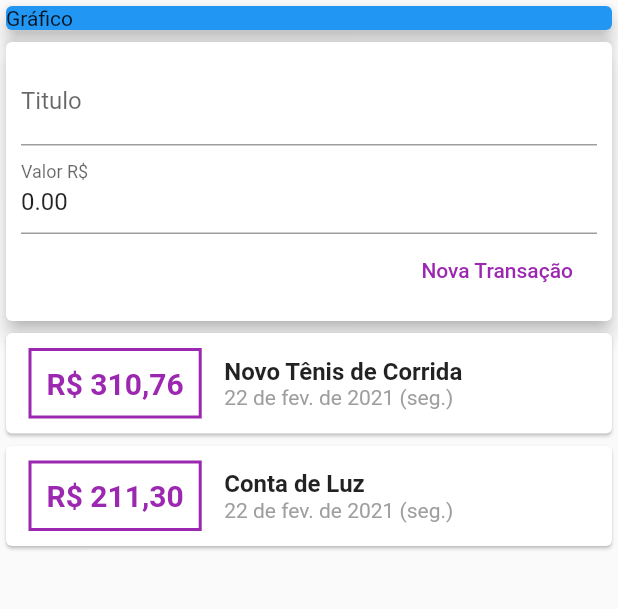
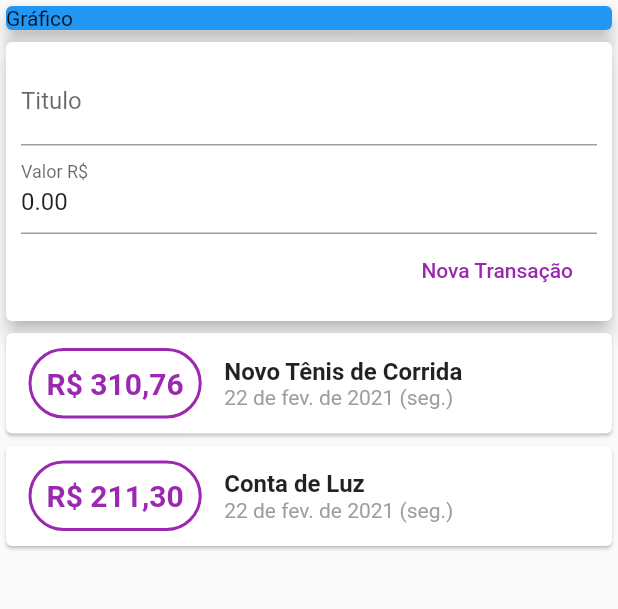
Before and after one commit to FabioLucassc/Despesas-Pessoais, a Flutter app: the screen it shows after launch, on a phone screen of 412 x 824 dp, the part 84-693 px from its top. Run offline on Flutter 3.47's test engine with Material 2 defaults, Android fonts, the phone set to English and light mode, and no system bars; our stand-ins replace brasil_fields, flutter_masked_text.

Commit message:
border and list

```diff
--- a/expenses/lib/components/transaction_form.dart
+++ b/expenses/lib/components/transaction_form.dart
@@ -30,7 +30,7 @@ class TransactionForm extends StatelessWidget {
       final title = titleController.text;
       // final String valueText = valueController.text;
       // final valueini = valueController.text.re;
-      final value = double.tryParse(valueController.text) ?? 0.0;
+      final value = double.tryParse(valueController.text.replaceAll(',', '')) ?? 0.0;
       print(valueController.text);
 
       if (title.isEmpty || value <= 0) {
--- a/expenses/lib/components/transaction_list.dart
+++ b/expenses/lib/components/transaction_list.dart
@@ -15,6 +15,7 @@ class TransactionList extends StatelessWidget {
         itemCount: transaction.length,
         itemBuilder: (ctx, index) {
           final tr = transaction[index];
+
           return Card(
               child: Row(
             children: <Widget>[
@@ -24,14 +25,23 @@ class TransactionList extends StatelessWidget {
                   vertical: 10,
                 ),
                 decoration: BoxDecoration(
+                    borderRadius: BorderRadius.only(
+                      topRight: Radius.circular(40),
+                      bottomLeft: Radius.circular(40),
+                      bottomRight: Radius.circular(40),
+                      topLeft: Radius.circular(40),
+                    ),
                     border: Border.all(
-                  color: Colors.purple,
-                  width: 2,
-                )),
+                      color: Colors.purple,
+                      width: 2,
+                    )),
                 padding: EdgeInsets.all(10),
                 child: Text(
-                    NumberFormat.currency(symbol: 'R\$', decimalDigits: 2)
-                        .format(tr.value),
+                    NumberFormat.currency(
+                      symbol: 'R\$',
+                      decimalDigits: 2,
+                    ).format(tr.value),
+                    overflow: TextOverflow.ellipsis,
 
                     // NumberFormat.compactSimpleCurrency(
                     //         locale: 'pt-br', decimalDigits: 2, name: 'R\$')
--- a/expenses/lib/main.dart
+++ b/expenses/lib/main.dart
@@ -25,10 +25,13 @@ class MyHomePage extends StatelessWidget {
       appBar: AppBar(
         elevation: 0,
         backgroundColor: Colors.black87,
-        title: Text('Despesas Pessoais'),
+        title: Text(
+          'Despesas Pessoais',
+          textAlign: TextAlign.center,
+        ),
       ),
       body: SingleChildScrollView(
-              child: Column(
+        child: Column(
           crossAxisAlignment: CrossAxisAlignment.stretch,
           children: <Widget>[
             Container(
```
